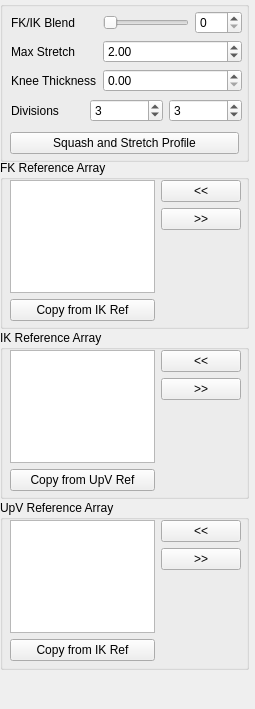
The window that scripts/mgear/maya/shifter/component/leg_ms_2jnt_01/settingsUI.ui (mgear-dev/mgear_dist) describes before a commit, drawn with Qt 5.
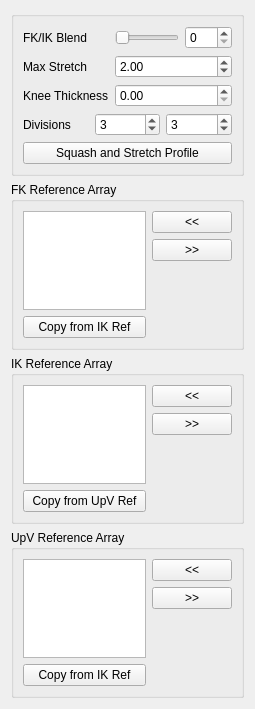
The same window after the commit.

Commit message: Shifter: setting windows: adding layaout to the .ui files

```diff
--- a/scripts/mgear/maya/shifter/component/leg_ms_2jnt_01/settingsUI.ui
+++ b/scripts/mgear/maya/shifter/component/leg_ms_2jnt_01/settingsUI.ui
@@ -13,116 +13,14 @@
   <property name="windowTitle">
    <string>Form</string>
   </property>
-  <widget class="QGroupBox" name="ikRefArray_groupBox">
-   <property name="geometry">
-    <rect>
-     <x>0</x>
-     <y>330</y>
-     <width>249</width>
-     <height>169</height>
-    </rect>
-   </property>
-   <property name="title">
-    <string>IK Reference Array</string>
-   </property>
-   <widget class="QWidget" name="layoutWidget">
-    <property name="geometry">
-     <rect>
-      <x>10</x>
-      <y>20</y>
-      <width>231</width>
-      <height>141</height>
-     </rect>
-    </property>
-    <layout class="QHBoxLayout" name="ikRefArray_horizontalLayout">
-     <item>
-      <layout class="QVBoxLayout" name="ikRefArray_verticalLayout_1">
-       <item>
-        <widget class="QListWidget" name="ikRefArray_listWidget">
-         <property name="dragDropOverwriteMode">
-          <bool>true</bool>
-         </property>
-         <property name="dragDropMode">
-          <enum>QAbstractItemView::InternalMove</enum>
-         </property>
-         <property name="defaultDropAction">
-          <enum>Qt::MoveAction</enum>
-         </property>
-         <property name="alternatingRowColors">
-          <bool>true</bool>
-         </property>
-         <property name="selectionMode">
-          <enum>QAbstractItemView::ExtendedSelection</enum>
-         </property>
-         <property name="selectionRectVisible">
-          <bool>false</bool>
-         </property>
-        </widget>
-       </item>
-       <item>
-        <widget class="QPushButton" name="ikRefArray_copyRef_pushButton">
-         <property name="text">
-          <string>Copy from UpV Ref</string>
-         </property>
-        </widget>
-       </item>
-      </layout>
-     </item>
-     <item>
-      <layout class="QVBoxLayout" name="ikRefArray_verticalLayout_2">
-       <item>
-        <widget class="QPushButton" name="ikRefArrayAdd_pushButton">
-         <property name="text">
-          <string>&lt;&lt;</string>
-         </property>
-        </widget>
-       </item>
-       <item>
-        <widget class="QPushButton" name="ikRefArrayRemove_pushButton">
-         <property name="text">
-          <string>&gt;&gt;</string>
-         </property>
-        </widget>
-       </item>
-       <item>
-        <spacer name="ikRefArray_verticalSpacer">
-         <property name="orientation">
-          <enum>Qt::Vertical</enum>
-         </property>
-         <property name="sizeHint" stdset="0">
-          <size>
-           <width>20</width>
-           <height>40</height>
-          </size>
-         </property>
-        </spacer>
-       </item>
-      </layout>
-     </item>
-    </layout>
-   </widget>
-  </widget>
+  <layout class="QGridLayout" name="gridLayout">
+   <item row="0" column="0">
   <widget class="QGroupBox" name="groupBox">
-   <property name="geometry">
-    <rect>
-     <x>0</x>
-     <y>1</y>
-     <width>249</width>
-     <height>161</height>
-    </rect>
-   </property>
    <property name="title">
     <string/>
    </property>
-   <widget class="QWidget" name="layoutWidget">
-    <property name="geometry">
-     <rect>
-      <x>11</x>
-      <y>10</y>
-      <width>231</width>
-      <height>111</height>
-     </rect>
-    </property>
+     <layout class="QGridLayout" name="gridLayout_3">
+      <item row="0" column="0">
     <layout class="QVBoxLayout" name="verticalLayout">
      <item>
       <layout class="QFormLayout" name="formLayout">
@@ -261,16 +159,8 @@
       </layout>
      </item>
     </layout>
-   </widget>
-   <widget class="QWidget" name="layoutWidget">
-    <property name="geometry">
-     <rect>
-      <x>10</x>
-      <y>130</y>
-      <width>229</width>
-      <height>25</height>
-     </rect>
-    </property>
+      </item>
+      <item row="1" column="0">
     <layout class="QHBoxLayout" name="horizontalLayout_2">
      <property name="sizeConstraint">
       <enum>QLayout::SetNoConstraint</enum>
@@ -283,120 +173,17 @@
       </widget>
      </item>
     </layout>
-   </widget>
-   <zorder>layoutWidget</zorder>
-   <zorder>layoutWidget</zorder>
-  </widget>
-  <widget class="QGroupBox" name="upvRefArray_groupBox">
-   <property name="geometry">
-    <rect>
-     <x>0</x>
-     <y>500</y>
-     <width>249</width>
-     <height>170</height>
-    </rect>
-   </property>
-   <property name="title">
-    <string>UpV Reference Array</string>
-   </property>
-   <widget class="QWidget" name="layoutWidget_2">
-    <property name="geometry">
-     <rect>
-      <x>10</x>
-      <y>20</y>
-      <width>231</width>
-      <height>141</height>
-     </rect>
-    </property>
-    <layout class="QHBoxLayout" name="upvRefArray_horizontalLayout">
-     <item>
-      <layout class="QVBoxLayout" name="upvRefArray_verticalLayout_1">
-       <item>
-        <widget class="QListWidget" name="upvRefArray_listWidget">
-         <property name="dragDropOverwriteMode">
-          <bool>true</bool>
-         </property>
-         <property name="dragDropMode">
-          <enum>QAbstractItemView::InternalMove</enum>
-         </property>
-         <property name="defaultDropAction">
-          <enum>Qt::MoveAction</enum>
-         </property>
-         <property name="alternatingRowColors">
-          <bool>true</bool>
-         </property>
-         <property name="selectionMode">
-          <enum>QAbstractItemView::ExtendedSelection</enum>
-         </property>
-         <property name="selectionRectVisible">
-          <bool>false</bool>
-         </property>
-        </widget>
-       </item>
-       <item>
-        <widget class="QPushButton" name="upvRefArray_copyRef_pushButton">
-         <property name="text">
-          <string>Copy from IK Ref</string>
-         </property>
-        </widget>
-       </item>
-      </layout>
-     </item>
-     <item>
-      <layout class="QVBoxLayout" name="upvRefArray_verticalLayout_2">
-       <item>
-        <widget class="QPushButton" name="upvRefArrayAdd_pushButton">
-         <property name="text">
-          <string>&lt;&lt;</string>
-         </property>
-        </widget>
-       </item>
-       <item>
-        <widget class="QPushButton" name="upvRefArrayRemove_pushButton">
-         <property name="text">
-          <string>&gt;&gt;</string>
-         </property>
-        </widget>
-       </item>
-       <item>
-        <spacer name="upvRefArray_verticalSpacer">
-         <property name="orientation">
-          <enum>Qt::Vertical</enum>
-         </property>
-         <property name="sizeHint" stdset="0">
-          <size>
-           <width>20</width>
-           <height>40</height>
-          </size>
-         </property>
-        </spacer>
-       </item>
-      </layout>
-     </item>
-    </layout>
-   </widget>
-  </widget>
+      </item>
+     </layout>
+    </widget>
+   </item>
+   <item row="1" column="0">
   <widget class="QGroupBox" name="fkRefArray_groupBox">
-   <property name="geometry">
-    <rect>
-     <x>0</x>
-     <y>160</y>
-     <width>249</width>
-     <height>169</height>
-    </rect>
-   </property>
    <property name="title">
     <string>FK Reference Array</string>
    </property>
-   <widget class="QWidget" name="layoutWidget_3">
-    <property name="geometry">
-     <rect>
-      <x>10</x>
-      <y>20</y>
-      <width>231</width>
-      <height>141</height>
-     </rect>
-    </property>
+     <layout class="QGridLayout" name="gridLayout_2">
+      <item row="0" column="0">
     <layout class="QHBoxLayout" name="fkRefArray_horizontalLayout">
      <item>
       <layout class="QVBoxLayout" name="fkRefArray_verticalLayout_1">
@@ -463,8 +250,165 @@
       </layout>
      </item>
     </layout>
-   </widget>
-  </widget>
+      </item>
+     </layout>
+    </widget>
+   </item>
+   <item row="2" column="0">
+    <widget class="QGroupBox" name="ikRefArray_groupBox">
+     <property name="title">
+      <string>IK Reference Array</string>
+     </property>
+     <layout class="QGridLayout" name="gridLayout_4">
+      <item row="0" column="0">
+       <layout class="QHBoxLayout" name="ikRefArray_horizontalLayout">
+        <item>
+         <layout class="QVBoxLayout" name="ikRefArray_verticalLayout_1">
+          <item>
+           <widget class="QListWidget" name="ikRefArray_listWidget">
+            <property name="dragDropOverwriteMode">
+             <bool>true</bool>
+            </property>
+            <property name="dragDropMode">
+             <enum>QAbstractItemView::InternalMove</enum>
+            </property>
+            <property name="defaultDropAction">
+             <enum>Qt::MoveAction</enum>
+            </property>
+            <property name="alternatingRowColors">
+             <bool>true</bool>
+            </property>
+            <property name="selectionMode">
+             <enum>QAbstractItemView::ExtendedSelection</enum>
+            </property>
+            <property name="selectionRectVisible">
+             <bool>false</bool>
+            </property>
+           </widget>
+          </item>
+          <item>
+           <widget class="QPushButton" name="ikRefArray_copyRef_pushButton">
+            <property name="text">
+             <string>Copy from UpV Ref</string>
+            </property>
+           </widget>
+          </item>
+         </layout>
+        </item>
+        <item>
+         <layout class="QVBoxLayout" name="ikRefArray_verticalLayout_2">
+          <item>
+           <widget class="QPushButton" name="ikRefArrayAdd_pushButton">
+            <property name="text">
+             <string>&lt;&lt;</string>
+            </property>
+           </widget>
+          </item>
+          <item>
+           <widget class="QPushButton" name="ikRefArrayRemove_pushButton">
+            <property name="text">
+             <string>&gt;&gt;</string>
+            </property>
+           </widget>
+          </item>
+          <item>
+           <spacer name="ikRefArray_verticalSpacer">
+            <property name="orientation">
+             <enum>Qt::Vertical</enum>
+            </property>
+            <property name="sizeHint" stdset="0">
+             <size>
+              <width>20</width>
+              <height>40</height>
+             </size>
+            </property>
+           </spacer>
+          </item>
+         </layout>
+        </item>
+       </layout>
+      </item>
+     </layout>
+    </widget>
+   </item>
+   <item row="3" column="0">
+    <widget class="QGroupBox" name="upvRefArray_groupBox">
+     <property name="title">
+      <string>UpV Reference Array</string>
+     </property>
+     <layout class="QGridLayout" name="gridLayout_5">
+      <item row="0" column="0">
+       <layout class="QHBoxLayout" name="upvRefArray_horizontalLayout">
+        <item>
+         <layout class="QVBoxLayout" name="upvRefArray_verticalLayout_1">
+          <item>
+           <widget class="QListWidget" name="upvRefArray_listWidget">
+            <property name="dragDropOverwriteMode">
+             <bool>true</bool>
+            </property>
+            <property name="dragDropMode">
+             <enum>QAbstractItemView::InternalMove</enum>
+            </property>
+            <property name="defaultDropAction">
+             <enum>Qt::MoveAction</enum>
+            </property>
+            <property name="alternatingRowColors">
+             <bool>true</bool>
+            </property>
+            <property name="selectionMode">
+             <enum>QAbstractItemView::ExtendedSelection</enum>
+            </property>
+            <property name="selectionRectVisible">
+             <bool>false</bool>
+            </property>
+           </widget>
+          </item>
+          <item>
+           <widget class="QPushButton" name="upvRefArray_copyRef_pushButton">
+            <property name="text">
+             <string>Copy from IK Ref</string>
+            </property>
+           </widget>
+          </item>
+         </layout>
+        </item>
+        <item>
+         <layout class="QVBoxLayout" name="upvRefArray_verticalLayout_2">
+          <item>
+           <widget class="QPushButton" name="upvRefArrayAdd_pushButton">
+            <property name="text">
+             <string>&lt;&lt;</string>
+            </property>
+           </widget>
+          </item>
+          <item>
+           <widget class="QPushButton" name="upvRefArrayRemove_pushButton">
+            <property name="text">
+             <string>&gt;&gt;</string>
+            </property>
+           </widget>
+          </item>
+          <item>
+           <spacer name="upvRefArray_verticalSpacer">
+            <property name="orientation">
+             <enum>Qt::Vertical</enum>
+            </property>
+            <property name="sizeHint" stdset="0">
+             <size>
+              <width>20</width>
+              <height>40</height>
+             </size>
+            </property>
+           </spacer>
+          </item>
+         </layout>
+        </item>
+       </layout>
+      </item>
+     </layout>
+    </widget>
+   </item>
+  </layout>
  </widget>
  <resources/>
  <connections>
```
Lines whose indentation alone changed are shown as unchanged. The commit also changes 22 other files.
